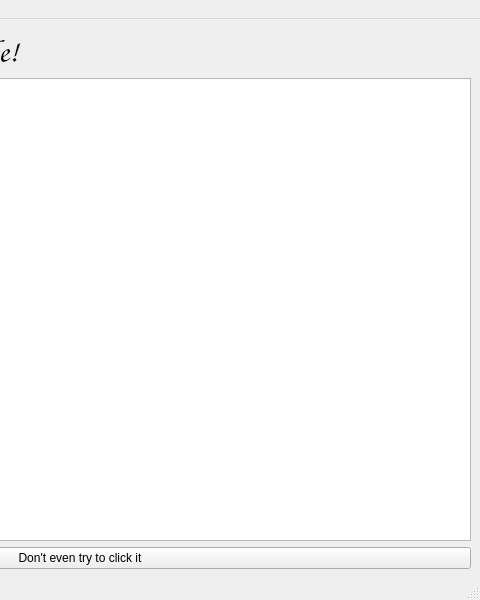
Before: the Qt Designer form src/TrueLife/View/mainwindow.ui in ppawel11/True-Life, drawn with Qt 5; both pictures show x 320 to 800 and y 0 to 600 of the 800 by 600 pixel window.
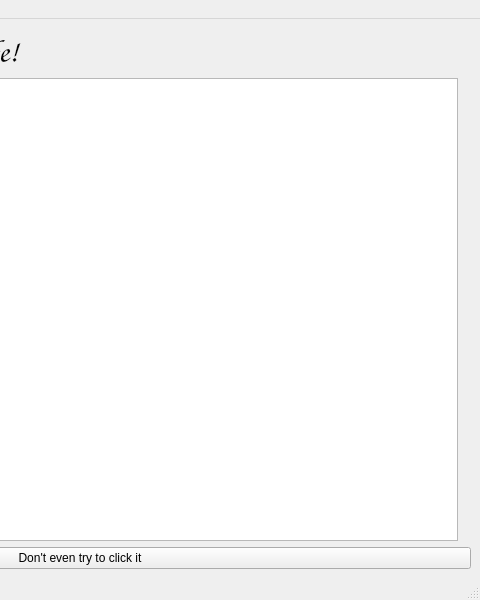
After: the same form once the commit is applied. Icons and pictures are not drawn.

Commit message: Dodany obrazek na ekranie głównym | ogarnięcie pointerów do centralWidgetów

Diff of the .ui file:
```diff
--- a/src/TrueLife/View/mainwindow.ui
+++ b/src/TrueLife/View/mainwindow.ui
@@ -18,8 +18,8 @@
     <normaloff>:/img/img/icon.jpg</normaloff>:/img/img/icon.jpg</iconset>
   </property>
   <widget class="QWidget" name="centralwidget">
-   <layout class="QVBoxLayout" name="verticalLayout">
-    <item>
+   <layout class="QGridLayout" name="gridLayout">
+    <item row="0" column="0" colspan="2">
      <widget class="QLabel" name="label">
       <property name="font">
        <font>
@@ -32,7 +32,7 @@
       </property>
      </widget>
     </item>
-    <item>
+    <item row="1" column="0">
      <widget class="QTextEdit" name="textEdit">
       <property name="html">
        <string>&lt;!DOCTYPE HTML PUBLIC &quot;-//W3C//DTD HTML 4.0//EN&quot; &quot;http://www.w3.org/TR/REC-html40/strict.dtd&quot;&gt;
@@ -43,7 +43,14 @@
       </property>
      </widget>
     </item>
-    <item>
+    <item row="1" column="1">
+     <widget class="QLabel" name="logo_label">
+      <property name="text">
+       <string/>
+      </property>
+     </widget>
+    </item>
+    <item row="2" column="0" colspan="2">
      <widget class="QPushButton" name="pushButton">
       <property name="text">
        <string>Don't even try to click it</string>
```
The commit also changes 2 other files.
